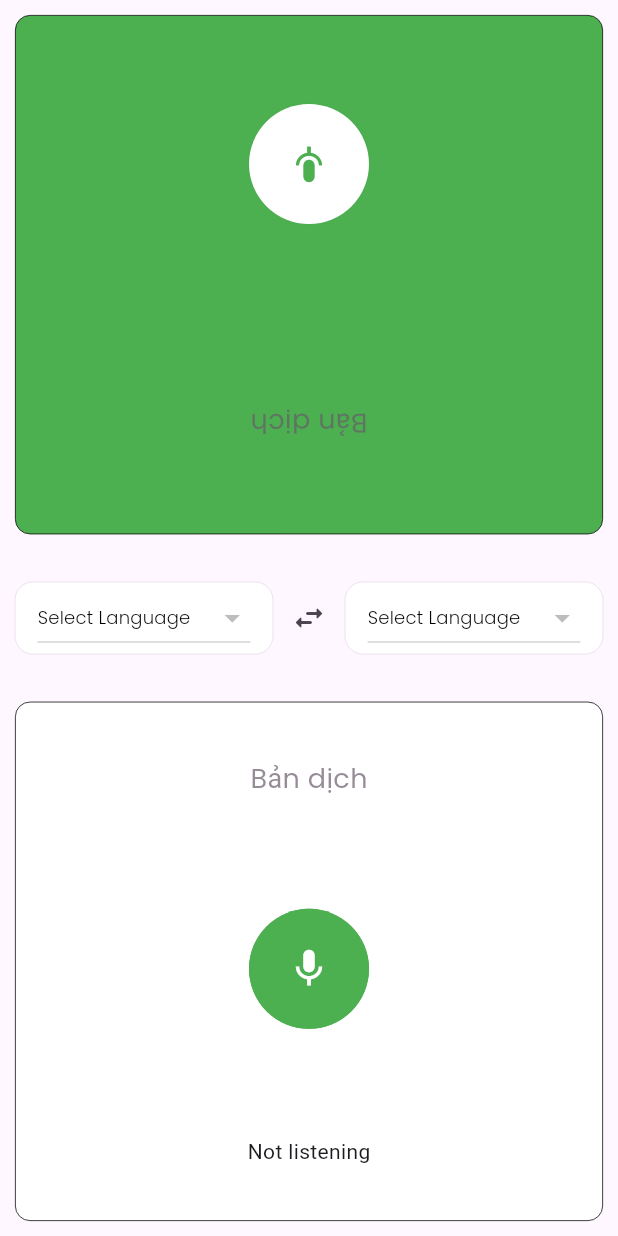
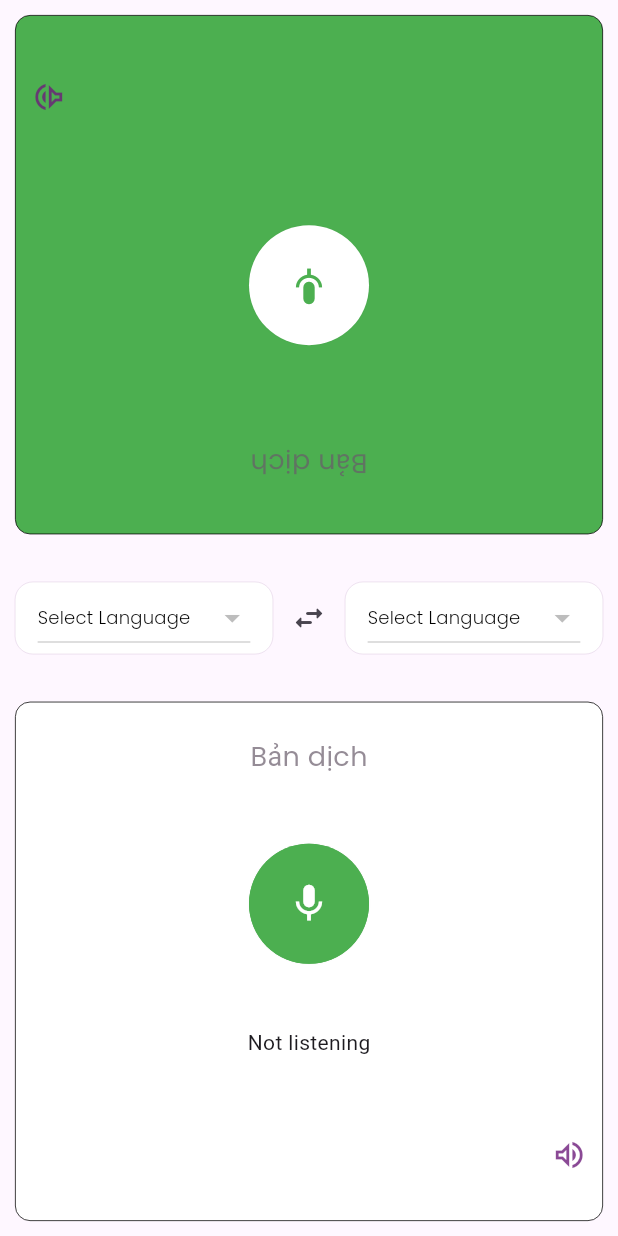
Before and after one commit to tongtuan03/Translation_App, a Flutter app: the ConversationScreen widget shown alone on an empty page, opened directly, on a phone screen of 412 x 824 dp. Run offline on Flutter 3.47's test engine with Material 3 defaults, Android fonts, the phone set to English and light mode, and no system bars; drawn by our look-alikes of dropdown_button2; our stand-ins replace bloc, cloud_firestore, device_preview, equatable, firebase_auth, firebase_core and 9 more; accounts and stored records are empty; network calls fail.

Commit message:
update ui

```diff
--- a/lib/app.dart
+++ b/lib/app.dart
@@ -7,6 +7,7 @@ import 'package:translation_app/features/translation/bloc/translation_bloc.dart'
 import 'package:translation_app/routes/router.dart';
 import 'blocs/navigationbar/navigation_cubit.dart';
 import 'data/services/firebase_services/auth_service.dart';
+import 'features/history/bloc/history_bloc.dart';
 import 'features/signin/bloc/signin_bloc.dart';
 import 'features/signup/bloc/signup_bloc.dart';
 import 'features/splash/bloc/splash_event.dart';
@@ -18,12 +19,12 @@ class MyApp extends StatelessWidget {
       providers: [
         BlocProvider(create: (_) => SigninBloc(AuthService())),
         BlocProvider(create: (_) => SignupBloc(AuthService())),
-        // Pass AuthService here
         BlocProvider(create: (_) => NavigationCubit()),
         BlocProvider(create: (_) => SplashBloc()),
         BlocProvider(create: (_) => ChatBloc()),
         BlocProvider(create: (_) => TranslationBloc()),
         BlocProvider(create: (_) => ConversationBloc()),
+        BlocProvider(create: (_) => HistoryBloc()),
       ],
       child: MaterialApp(
         debugShowCheckedModeBanner: false,
--- a/lib/features/conversation/bloc/conversation_event.dart
+++ b/lib/features/conversation/bloc/conversation_event.dart
@@ -21,6 +21,14 @@ class StartListeningEvent extends ConversationEvent {
 }
 
 class StopListeningEvent extends ConversationEvent {}
+class StartSpeechEvent extends ConversationEvent {
+  final String localeId;
+  final String text;
+  const StartSpeechEvent({required this.localeId,required this.text});
+
+  @override
+  List<Object?> get props => [localeId, text];
+}
 
 class LanguageChangedEvent extends ConversationEvent {
   final String? fromLang;
--- a/lib/features/conversation/conversation_screen.dart
+++ b/lib/features/conversation/view/conversation_screen.dart
@@ -6,6 +6,7 @@ import 'package:translation_app/features/conversation/bloc/conversation_state.da
 import 'package:translation_app/features/conversation/widget/micro_button.dart';
 import 'package:translation_app/features/conversation/widget/translated_text_view.dart';
 import 'package:translation_app/widgets/language_dropdown.dart';
+import 'dart:math' as math;
 
 class ConversationScreen extends StatelessWidget {
   const ConversationScreen({super.key});
@@ -30,6 +31,29 @@ class ConversationScreen extends StatelessWidget {
                 child: Column(
                   mainAxisAlignment: MainAxisAlignment.spaceAround,
                   children: [
+                    Padding(
+                      padding: const EdgeInsets.all(10.0),
+                      child: Align(
+                        alignment: Alignment.topLeft,
+                        child: GestureDetector(
+                          onTap: () {
+                            bloc.add(StartSpeechEvent(
+                              text: state.lastWordsTo ?? "",
+                              localeId: state.languageTo  ?? "vn-VN",
+                            ));
+                          },
+                          child: Transform(
+                            alignment: Alignment.center,
+                            transform: Matrix4.rotationY(math.pi), // lật theo trục Y
+                            child: Icon(
+                              Icons.volume_up_outlined,
+                              color: const Color(0xFF6D1B7B).withOpacity(0.8),
+                            ),
+                          ),
+                        ),
+                      ),
+                    ),
+
                     MicrophoneButton(
                       iconColor: (!state.isFrom && state.isListening) ? Colors.red : Colors.green,
                       backgroundColor: Colors.white,
@@ -38,13 +62,12 @@ class ConversationScreen extends StatelessWidget {
                           bloc.add(StopListeningEvent());
                         } else {
                           bloc.add(StartListeningEvent(
-                              state.languageTo
-                                  ??"vn-VN",
+                              state.languageTo ?? "vn-VN",
                               isFrom: false));
                         }
                       },
                       isFlip: true,
-                      soundLevel: (!state.isFrom && state.isListening)? state.soundLevel:0,
+                      soundLevel: (!state.isFrom && state.isListening) ? state.soundLevel : 0,
                     ),
                     TranslatedTextView(
                       translatedText: state.lastWordsTo,
@@ -52,6 +75,7 @@ class ConversationScreen extends StatelessWidget {
                     ),
                   ],
                 ),
+
               ),
             ),
             Expanded(
@@ -134,6 +158,24 @@ class ConversationScreen extends StatelessWidget {
                       ),
                     ),
                     Text(state.isListening ? "Listening..." : "Not listening"),
+                    Padding(
+                      padding: const EdgeInsets.all(10.0), // cách đều 4 phía 10
+                      child: Align(
+                        alignment: Alignment.bottomRight,
+                        child: GestureDetector(
+                          onTap: () {
+                            bloc.add(StartSpeechEvent(
+                              text: state.lastWordsFrom ?? "",
+                              localeId: state.languageFrom  ?? "vn-VN",
+                            ));
+                          },
+                          child: Icon(
+                            Icons.volume_up_outlined,
+                            color: const Color(0xFF6D1B7B).withOpacity(0.8),
+                          ),
+                        ),
+                      ),
+                    ),
                   ],
                 ),
               ),
--- /dev/null
+++ b/lib/features/history/bloc/history_event.dart
@@ -0,0 +1,10 @@
+// history_event.dart
+abstract class HistoryEvent {}
+
+class LoadHistoryEvent extends HistoryEvent {
+  LoadHistoryEvent();
+}
+class DeleteHistoryEvent extends HistoryEvent {
+  final String historyId;
+  DeleteHistoryEvent(this.historyId);
+}
--- /dev/null
+++ b/lib/features/history/bloc/history_state.dart
@@ -0,0 +1,17 @@
+import '../../../features/history/model/history_model.dart';
+
+abstract class HistoryState {}
+
+class HistoryInitial extends HistoryState {}
+
+class HistoryLoading extends HistoryState {}
+
+class HistoryLoaded extends HistoryState {
+  final List<HistoryModel> history;
+  HistoryLoaded(this.history);
+}
+
+class HistoryError extends HistoryState {
+  final String message;
+  HistoryError(this.message);
+}
--- /dev/null
+++ b/lib/features/history/model/history_model.dart
@@ -0,0 +1,46 @@
+import 'package:cloud_firestore/cloud_firestore.dart';
+
+class HistoryModel {
+  final String id;
+  final String originalText;
+  final String translatedText;
+  final String fromLang;
+  final String toLang;
+  final String userId;
+  final DateTime? timestamp;
+
+  HistoryModel({
+    required this.id,
+    required this.originalText,
+    required this.translatedText,
+    required this.fromLang,
+    required this.toLang,
+    required this.userId,
+    this.timestamp,
+  });
+
+  factory HistoryModel.fromMap(Map<String, dynamic> map, String id) {
+    return HistoryModel(
+      id: id,
+      originalText: map['originalText'] ?? '',
+      translatedText: map['translatedText'] ?? '',
+      fromLang: map['fromLang'] ?? '',
+      toLang: map['toLang'] ?? '',
+      userId: map['userId'] ?? '',
+      timestamp: map['timestamp'] is Timestamp
+          ? (map['timestamp'] as Timestamp).toDate()
+          : (map['timestamp'] ?? DateTime.now()),
+    );
+  }
+
+  Map<String, dynamic> toMap() {
+    return {
+      'originalText': originalText,
+      'translatedText': translatedText,
+      'fromLang': fromLang,
+      'toLang': toLang,
+      'userId': userId,
+      'timestamp': timestamp,
+    };
+  }
+}
```
Also changed, not shown: lib/data/services/firebase_services/translate_service.dart (added, +50 -0 lines), lib/features/conversation/bloc/conversation_bloc.dart (+39 -13 lines), lib/features/history/bloc/history_bloc.dart (added, +51 -0 lines), lib/features/history/view/history_screen.dart (added, +50 -0 lines), lib/features/history/widgets/history_item.dart (added, +55 -0 lines), lib/features/home/home_screen.dart (+6 -7 lines), lib/features/home/widgets/bottom_navigation.dart (+4 -8 lines), lib/features/translation/bloc/translation_bloc.dart (+37 -14 lines), lib/features/translation/widgets/translate_from.dart (+34 -5 lines), lib/features/translation/widgets/translate_to.dart (+37 -12 lines), lib/utils/convert_country_name.dart (+12 -2 lines), lib/widgets/ExpandableText.dart (added, +22 -0 lines), lib/data/services/speech_to_text_service.dart (deleted).
